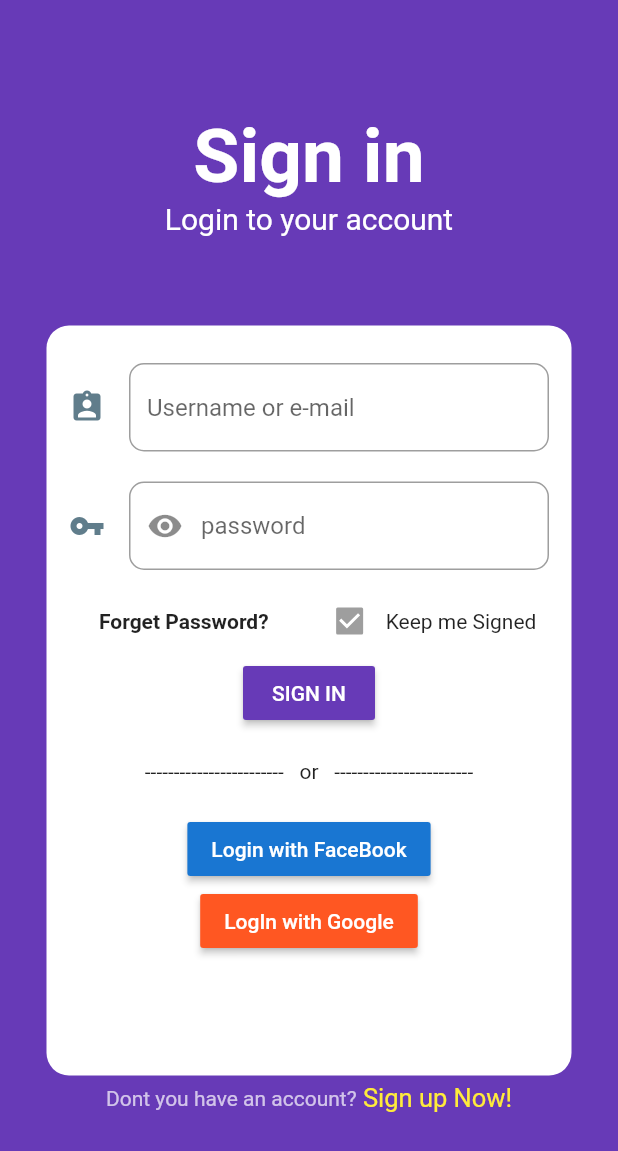
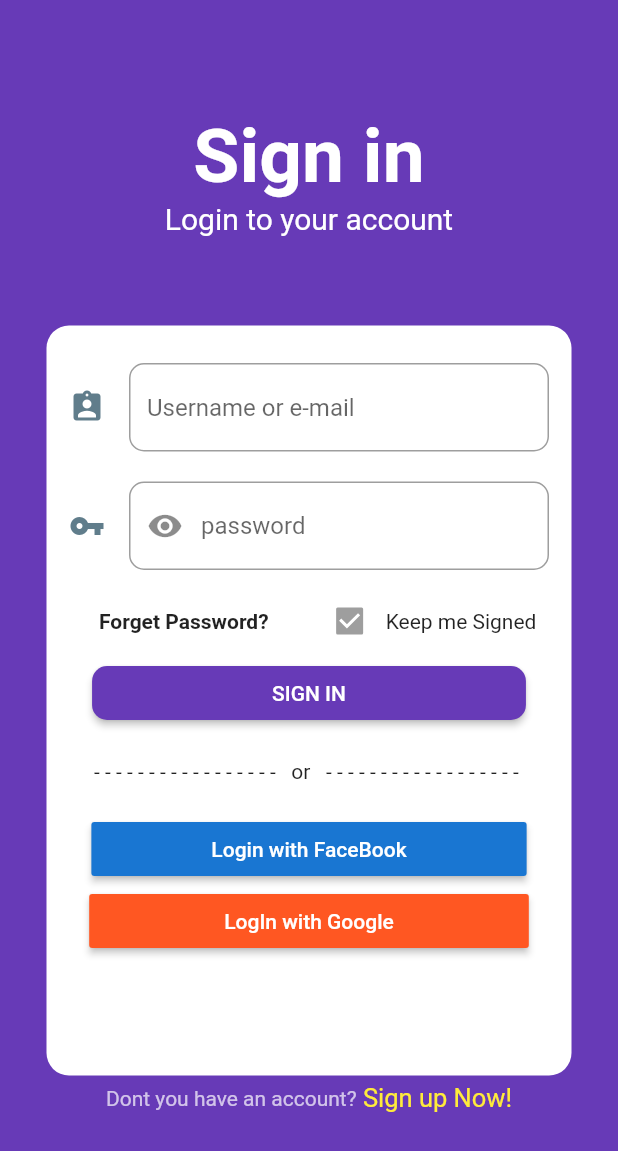
Before and after one commit to MohamedSaleh8/test, a Flutter app: the screen it shows after launch, on a phone screen of 412 x 824 dp. Shown: the top 1151 px of the screen. Run offline on Flutter 3.47's test engine with Material 2 defaults, Android fonts, the phone set to English and light mode, and no system bars.

Commit message:
Update main.dart

```diff
--- a/lib/main.dart
+++ b/lib/main.dart
@@ -93,18 +93,23 @@ class MyApp  extends StatefulWidget{
                     color: Colors.deepPurple,
                     textColor: Colors.white,
                         onPressed: (){},
+                    shape: RoundedRectangleBorder(
+                        borderRadius: BorderRadius.circular(10)
+                    ),
+                    padding: EdgeInsets.only(right: 120,left: 120),
                     child: Text('SIGN IN',
                       ),
                          // color: Colors.yellow,
                   ),
                     SizedBox(height: 20,),
-                    Text('------------------------   or   ------------------------',
+                    Text('- - - - - - - - - - - - - - - - -   or   - - - - - - - - - - - - - - - - - - ',
                       ),
                     SizedBox(height: 20,),
                     RaisedButton(
                       color: Colors.blue.shade700,
                       textColor: Colors.white,
                       onPressed: (){},
+                      padding: EdgeInsets.only(right: 80,left: 80),
                       child: Text('Login with FaceBook',
                       ),
                       // color: Colors.yellow,
@@ -112,6 +117,7 @@ class MyApp  extends StatefulWidget{
                       color: Colors.deepOrange,
                       textColor: Colors.white,
                       onPressed: (){},
+                      padding: EdgeInsets.only(right: 90,left: 90),
                       child: Text('LogIn with Google',
                       ),
                       // color: Colors.yellow,
```
